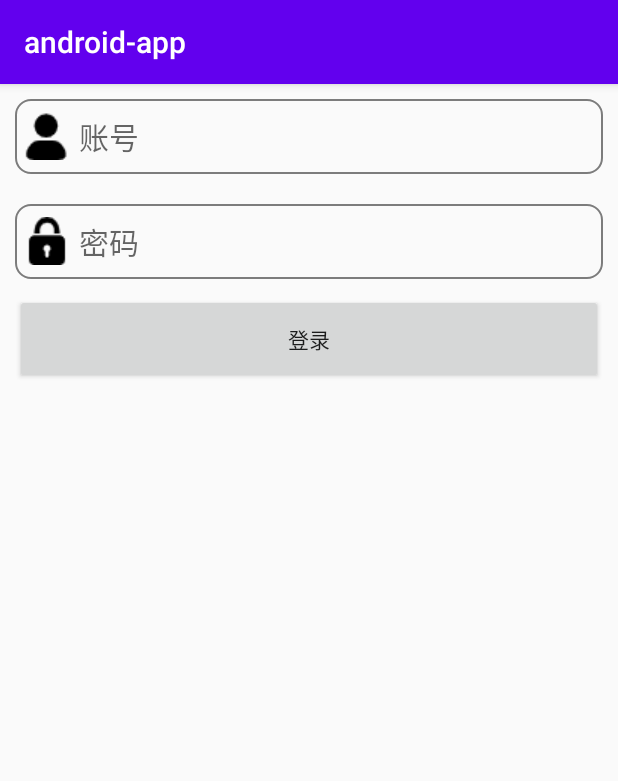
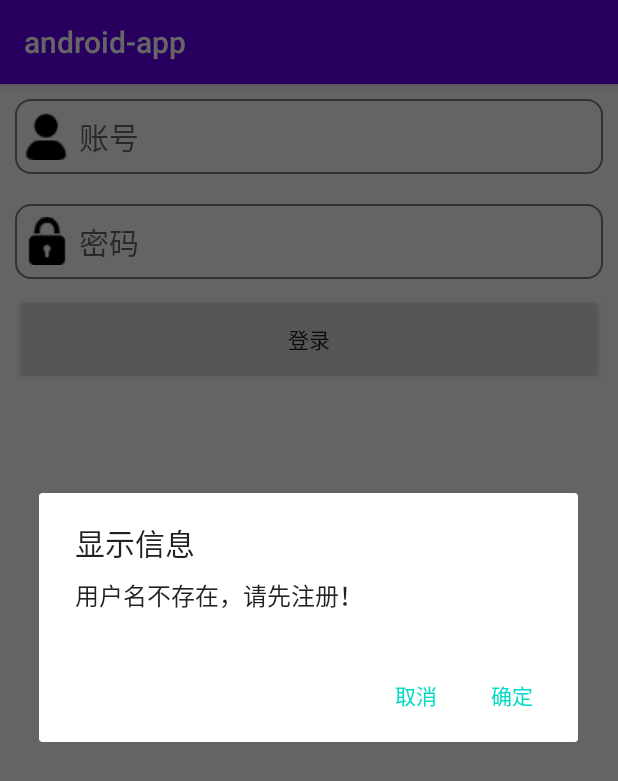
Before and after one commit to Yuki0227/MobileApplicationDevelopmentAPP, an Android app: the screen it shows after launch (MainActivity), after a tap on "登录", on a phone screen of 412 x 824 dp. Shown: the top 781 px of the screen. Run offline under Robolectric (Android 15) with nearby library versions, the phone set to English and light mode, and no system bars.

Commit message:
异常报错

```diff
--- a/app/src/main/java/com/app/MainActivity.java
+++ b/app/src/main/java/com/app/MainActivity.java
@@ -81,6 +81,12 @@ public class MainActivity extends AppCompatActivity {
                     });
                 }catch (Exception e){
                     e.printStackTrace();
+                    runOnUiThread(new Runnable() {
+                        @Override
+                        public void run() {
+                            CommonUtils.showDlgMsg(MainActivity.this,"用户名不存在，请先注册！");
+                        }
+                    });
                 }
             }
         }).start();
```
